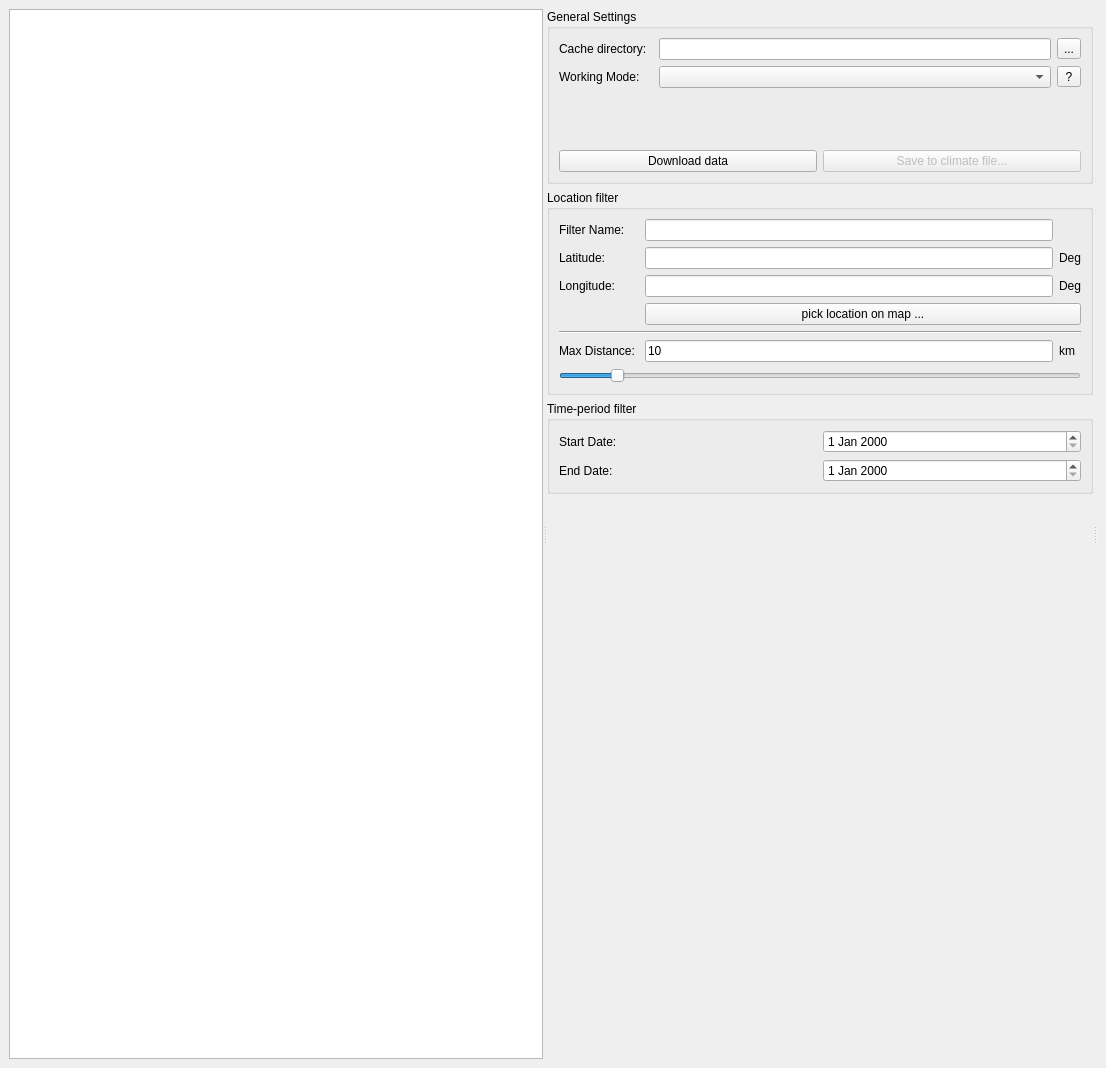
Old version of the form DWDWeatherDataConverter/src/DWDMainWindow.ui in the repository hirseboy/DWD-Weather-Data-Converter.
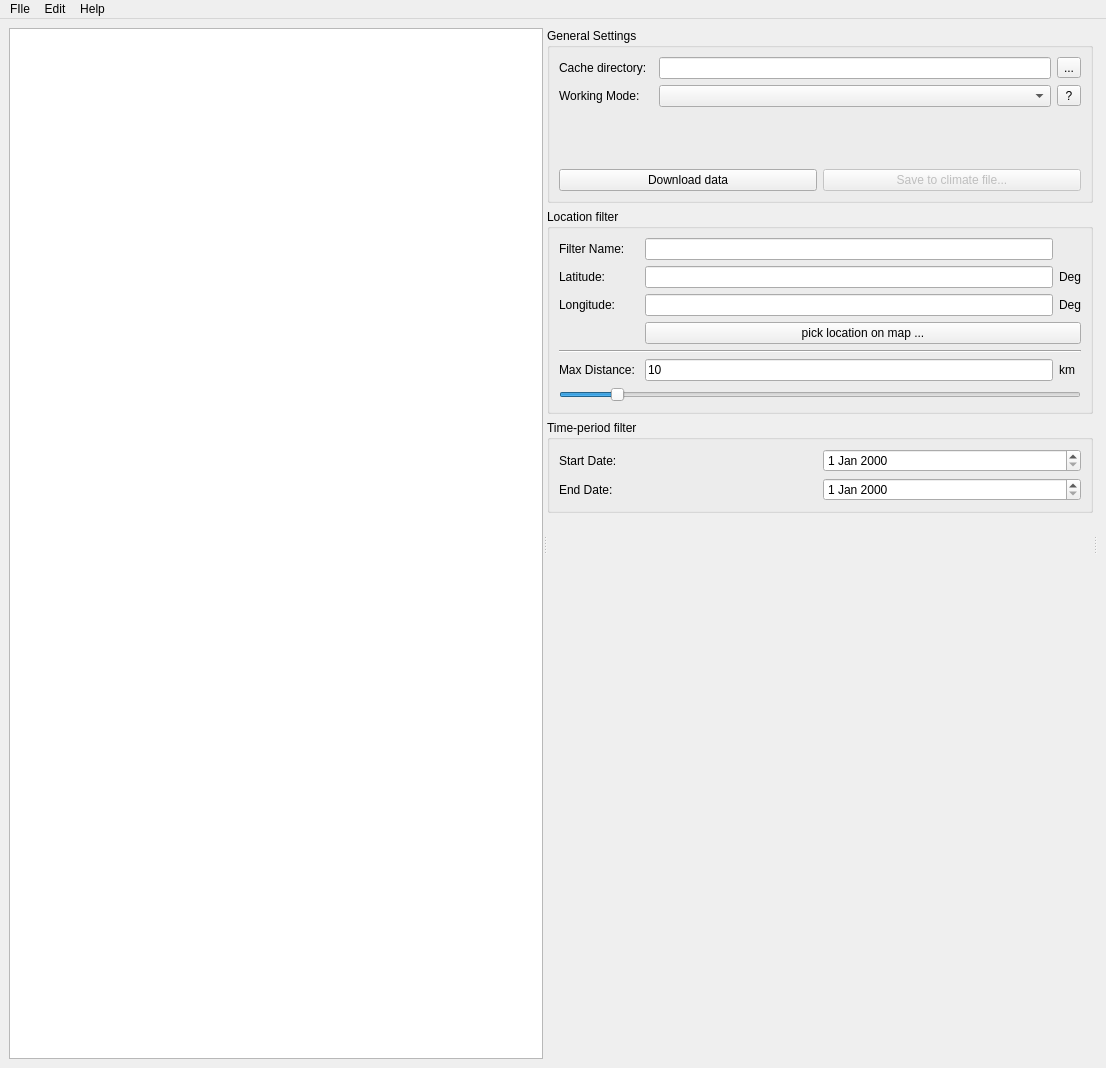
New version of the form. Custom widgets are drawn as their Qt base class.

Commit message: Updated main window

The edit to the form file:
```diff
--- a/DWDWeatherDataConverter/src/DWDMainWindow.ui
+++ b/DWDWeatherDataConverter/src/DWDMainWindow.ui
@@ -390,6 +390,45 @@
     </item>
    </layout>
   </widget>
+  <widget class="QMenuBar" name="menuBar">
+   <property name="geometry">
+    <rect>
+     <x>0</x>
+     <y>0</y>
+     <width>1106</width>
+     <height>22</height>
+    </rect>
+   </property>
+   <widget class="QMenu" name="menuDatei">
+    <property name="title">
+     <string>FIle</string>
+    </property>
+   </widget>
+   <widget class="QMenu" name="menuBearbeiten">
+    <property name="title">
+     <string>Edit</string>
+    </property>
+    <widget class="QMenu" name="menuLanguage">
+     <property name="title">
+      <string>Language</string>
+     </property>
+    </widget>
+    <addaction name="menuLanguage"/>
+   </widget>
+   <widget class="QMenu" name="menuHelp">
+    <property name="title">
+     <string>Help</string>
+    </property>
+   </widget>
+   <addaction name="menuDatei"/>
+   <addaction name="menuBearbeiten"/>
+   <addaction name="menuHelp"/>
+  </widget>
+  <action name="actionTest">
+   <property name="text">
+    <string>Test</string>
+   </property>
+  </action>
  </widget>
  <customwidgets>
   <customwidget>
```
The commit also changes 2 other files.
